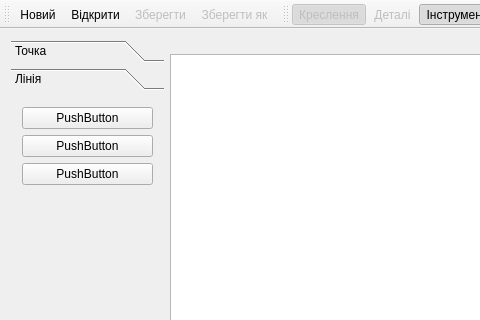
Before: the Qt Designer form mainwindow.ui in OpnTec/fashionmaker, drawn with Qt 5; both pictures show x 0 to 480 and y 0 to 320 of the 1100 by 700 pixel window.
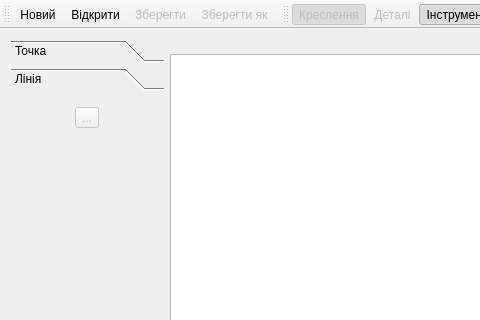
After: the same form once the commit is applied. The open tabs and pages were chosen to show the change. Icons and pictures are not drawn.

Commit message: Add tool line.

Diff of the .ui file:
```diff
--- a/mainwindow.ui
+++ b/mainwindow.ui
@@ -159,7 +159,7 @@
          <x>0</x>
          <y>0</y>
          <width>154</width>
-         <height>111</height>
+         <height>50</height>
         </rect>
        </property>
        <property name="sizePolicy">
@@ -173,33 +173,26 @@
        </attribute>
        <layout class="QGridLayout" name="gridLayout_3">
         <item row="0" column="0">
-         <widget class="QPushButton" name="pushButton_4">
-          <property name="text">
-           <string>PushButton</string>
+         <widget class="QToolButton" name="toolButtonLine">
+          <property name="enabled">
+           <bool>false</bool>
           </property>
-          <attribute name="buttonGroup">
-           <string notr="true">buttonGroup_2</string>
-          </attribute>
-         </widget>
-        </item>
-        <item row="1" column="0">
-         <widget class="QPushButton" name="pushButton_5">
           <property name="text">
-           <string>PushButton</string>
+           <string>...</string>
           </property>
-          <attribute name="buttonGroup">
-           <string notr="true">buttonGroup_2</string>
-          </attribute>
-         </widget>
-        </item>
-        <item row="2" column="0">
-         <widget class="QPushButton" name="pushButton_6">
-          <property name="text">
-           <string>PushButton</string>
+          <property name="icon">
+           <iconset resource="icon.qrc">
+            <normaloff>:/icon/32x32/line.png</normaloff>:/icon/32x32/line.png</iconset>
           </property>
-          <attribute name="buttonGroup">
-           <string notr="true">buttonGroup_2</string>
-          </attribute>
+          <property name="iconSize">
+           <size>
+            <width>24</width>
+            <height>24</height>
+           </size>
+          </property>
+          <property name="checkable">
+           <bool>true</bool>
+          </property>
          </widget>
         </item>
        </layout>
```
Left out of the diff: 2 changed lines with no effect on the pictures. The commit also changes 21 other files.
